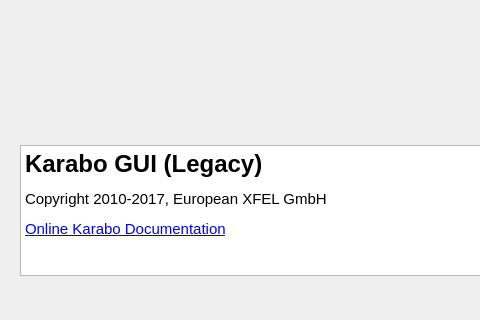
Above: src/pythonGui/karabo_gui/dialogs/about.ui from European-XFEL/Karabo before the change; both pictures show x 0 to 480 and y 345 to 665 of the 865 by 665 pixel window. Below: the same form after it.
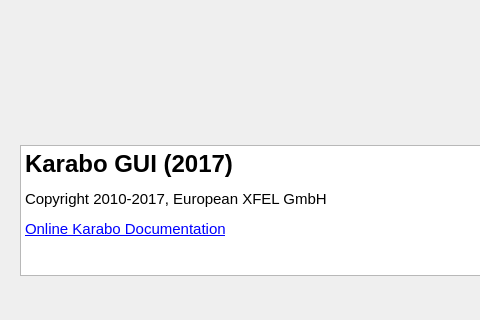
That is the form after the change.

Commit message:
FEAT: rename GUI Scripts
The traits based GUI client is now the standard GUI.

Patch:
```diff
--- a/src/pythonGui/karabo_gui/dialogs/about.ui
+++ b/src/pythonGui/karabo_gui/dialogs/about.ui
@@ -61,7 +61,7 @@
 &lt;html&gt;&lt;head&gt;&lt;meta name=&quot;qrichtext&quot; content=&quot;1&quot; /&gt;&lt;style type=&quot;text/css&quot;&gt;
 p, li { white-space: pre-wrap; }
 &lt;/style&gt;&lt;/head&gt;&lt;body style=&quot; font-family:'Ubuntu'; font-size:11pt; font-weight:400; font-style:normal;&quot;&gt;
-&lt;p style=&quot; margin-top:12px; margin-bottom:12px; margin-left:0px; margin-right:0px; -qt-block-indent:0; text-indent:0px;&quot;&gt;&lt;span style=&quot; font-size:18pt; font-weight:600;&quot;&gt;Karabo GUI (Legacy)&lt;/span&gt;&lt;/p&gt;
+&lt;p style=&quot; margin-top:12px; margin-bottom:12px; margin-left:0px; margin-right:0px; -qt-block-indent:0; text-indent:0px;&quot;&gt;&lt;span style=&quot; font-size:18pt; font-weight:600;&quot;&gt;Karabo GUI (2017)&lt;/span&gt;&lt;/p&gt;
 &lt;p style=&quot; margin-top:12px; margin-bottom:12px; margin-left:0px; margin-right:0px; -qt-block-indent:0; text-indent:0px;&quot;&gt;Copyright 2010-2017, European XFEL GmbH&lt;/p&gt;
 &lt;p style=&quot; margin-top:12px; margin-bottom:12px; margin-left:0px; margin-right:0px; -qt-block-indent:0; text-indent:0px;&quot;&gt;&lt;a href=&quot;https://in.xfel.eu/readthedocs/docs/karabo/en/latest/&quot;&gt;&lt;span style=&quot; text-decoration: underline; color:#0000ff;&quot;&gt;Online Karabo Documentation&lt;/span&gt;&lt;/a&gt;&lt;/p&gt;&lt;/body&gt;&lt;/html&gt;</string>
    </property>
```
The commit also changes 2 other files.
